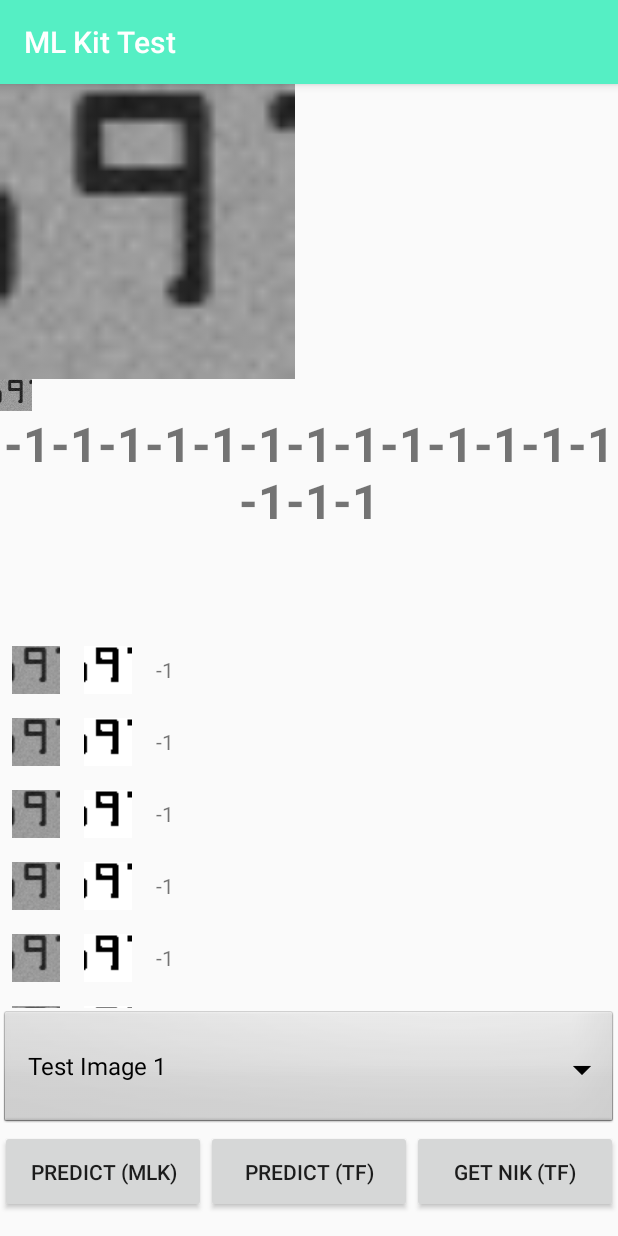
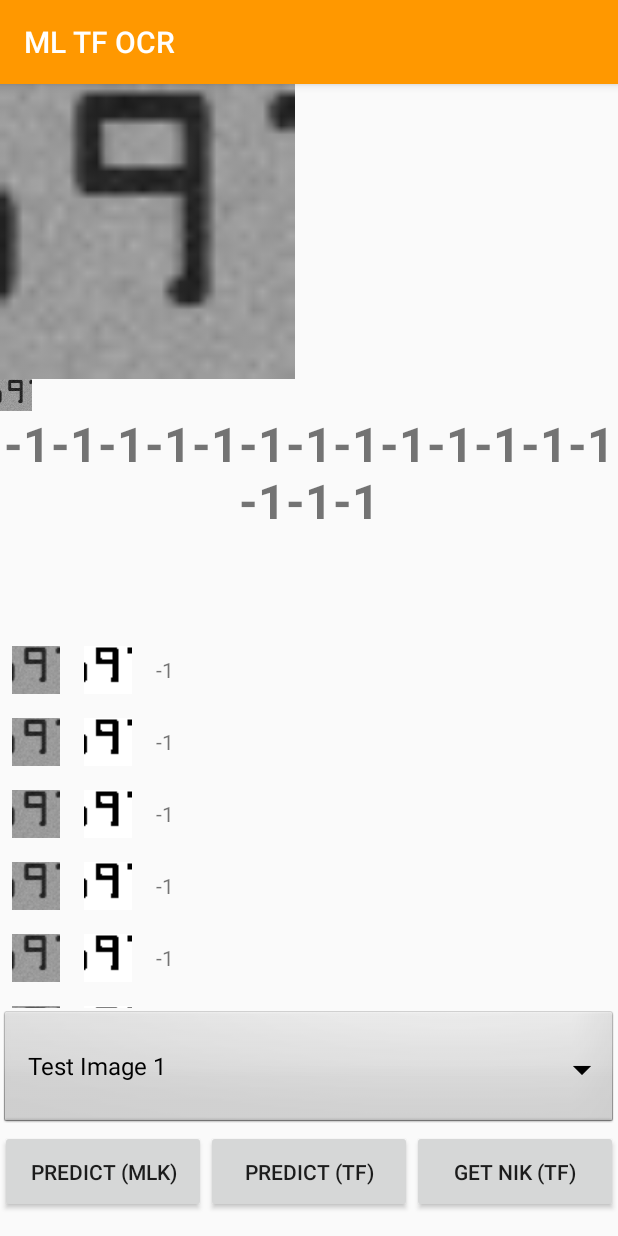
Before and after one commit to wahyuogel/mlkit_tflite_ocr, an Android app: the screen it shows after launch (MainActivity), after a tap on "GET NIK (TF)", on a phone screen of 412 x 824 dp. Run offline under Robolectric (Android 15) with nearby library versions, the phone set to English and light mode, and no system bars; libraries missing offline, so code that uses them is left out: com.google.firebase.ml, org.tensorflow.lite; 8 statements that could not run were skipped; 3 other taps on this screen came first.

```diff
--- a/app/src/main/AndroidManifest.xml
+++ b/app/src/main/AndroidManifest.xml
@@ -11,7 +11,6 @@
         android:allowBackup="true"
         android:icon="@mipmap/ic_launcher"
         android:label="@string/app_name"
-        android:roundIcon="@mipmap/ic_launcher_round"
         android:supportsRtl="true"
         android:theme="@style/AppTheme">
         <activity android:name="id.wahyu.ocr.MainActivity"
--- a/app/src/main/java/id/wahyu/ocr/BitmapUtils.kt
+++ b/app/src/main/java/id/wahyu/ocr/BitmapUtils.kt
@@ -1,8 +1,11 @@
 package id.wahyu.ocr
 
+import android.content.Context
 import android.graphics.Bitmap
 import android.graphics.BitmapFactory
 import android.graphics.Rect
+import java.io.IOException
+import java.io.InputStream
 import java.lang.Exception
 
 
@@ -44,5 +47,19 @@ class BitmapUtils {
             }
             return bm
         }
+
+        fun getBitmapFromAsset(context: Context, filePath: String): Bitmap? {
+            val assetManager = context.assets
+            val `is`: InputStream
+            var bitmap: Bitmap? = null
+            try {
+                `is` = assetManager.open(filePath)
+                bitmap = BitmapFactory.decodeStream(`is`)
+            } catch (e: IOException) {
+                e.printStackTrace()
+            }
+
+            return bitmap
+        }
     }
 }
--- a/app/src/main/java/id/wahyu/ocr/MainActivity.kt
+++ b/app/src/main/java/id/wahyu/ocr/MainActivity.kt
@@ -1,8 +1,6 @@
 package id.wahyu.ocr
 
-import android.content.Context
 import android.graphics.Bitmap
-import android.graphics.BitmapFactory
 import android.os.Bundle
 import android.support.v7.app.AppCompatActivity
 import android.support.v7.widget.LinearLayoutManager
@@ -11,11 +9,10 @@ import android.widget.AdapterView
 import android.widget.ArrayAdapter
 import android.widget.Spinner
 import android.widget.Toast
+import id.wahyu.ocr.BitmapUtils.BitmapUtils.getBitmapFromAsset
 
 import kotlinx.android.synthetic.main.activity_main.*
 
-import java.io.IOException
-import java.io.InputStream
 
 class MainActivity : AppCompatActivity(), AdapterView.OnItemSelectedListener {
 
@@ -108,19 +105,7 @@ class MainActivity : AppCompatActivity(), AdapterView.OnItemSelectedListener {
         // Do nothing
     }
 
-    fun getBitmapFromAsset(context: Context, filePath: String): Bitmap? {
-        val assetManager = context.assets
-        val `is`: InputStream
-        var bitmap: Bitmap? = null
-        try {
-            `is` = assetManager.open(filePath)
-            bitmap = BitmapFactory.decodeStream(`is`)
-        } catch (e: IOException) {
-            e.printStackTrace()
-        }
 
-        return bitmap
-    }
 
 
 
--- a/app/src/main/res/mipmap-anydpi-v26/ic_launcher.xml
+++ /dev/null
@@ -1,5 +0,0 @@
-<?xml version="1.0" encoding="utf-8"?>
-<adaptive-icon xmlns:android="http://schemas.android.com/apk/res/android">
-    <background android:drawable="@drawable/ic_launcher_background" />
-    <foreground android:drawable="@drawable/ic_launcher_foreground" />
-</adaptive-icon>
--- a/app/src/main/res/mipmap-anydpi-v26/ic_launcher_round.xml
+++ /dev/null
@@ -1,5 +0,0 @@
-<?xml version="1.0" encoding="utf-8"?>
-<adaptive-icon xmlns:android="http://schemas.android.com/apk/res/android">
-    <background android:drawable="@drawable/ic_launcher_background" />
-    <foreground android:drawable="@drawable/ic_launcher_foreground" />
-</adaptive-icon>
--- a/app/src/main/res/values/colors.xml
+++ b/app/src/main/res/values/colors.xml
@@ -1,7 +1,7 @@
 <?xml version="1.0" encoding="utf-8"?>
 <resources>
-    <color name="colorPrimary">#55efc4</color>
-    <color name="colorPrimaryDark">#00b894</color>
+    <color name="colorPrimary">#FF9800</color>
+    <color name="colorPrimaryDark">#FF9800</color>
     <color name="colorAccent">#fdcb6e</color>
     <color name="texBackgroundColor">#33000000</color>
 </resources>
--- a/app/src/main/res/values/strings.xml
+++ b/app/src/main/res/values/strings.xml
@@ -1,5 +1,5 @@
 <resources>
-    <string name="app_name">ML Kit Test</string>
+    <string name="app_name">ML TF OCR</string>
     <string name="select_image_for_text_recognition">Select image for text recognition</string>
     <string name="find_text_button">Predict (MLK)</string>
     <string name="find_face_contour_button">Find face contour</string>
```
Also changed, not shown: app/src/main/res/mipmap-hdpi/ic_launcher.png, app/src/main/res/mipmap-mdpi/ic_launcher.png, app/src/main/res/mipmap-xhdpi/ic_launcher.png, app/src/main/res/mipmap-xxhdpi/ic_launcher.png, app/src/main/res/mipmap-xxxhdpi/ic_launcher.png, 1 other file.
